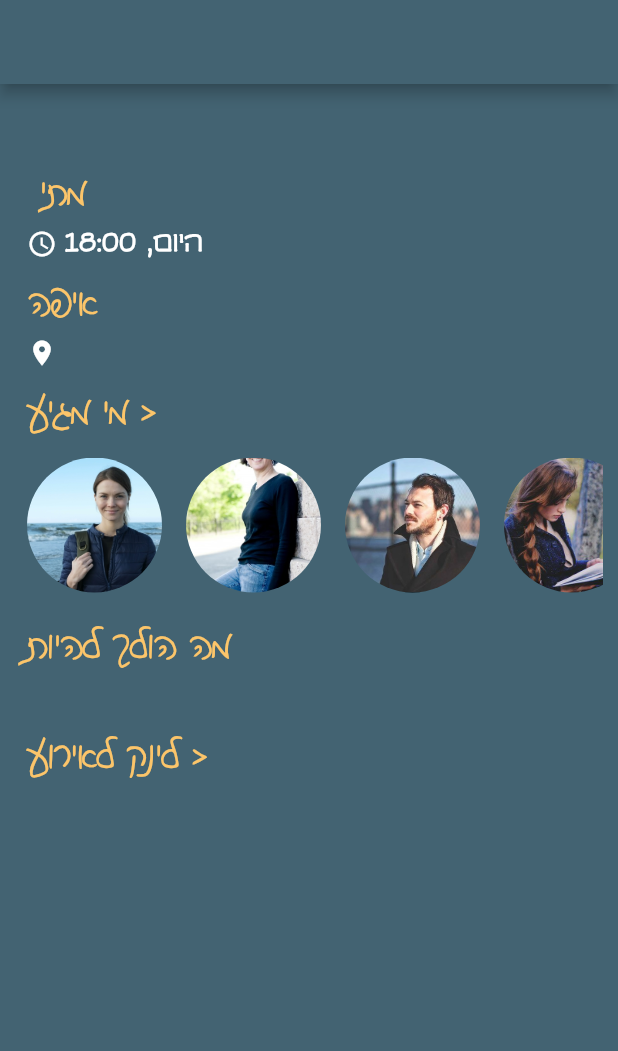
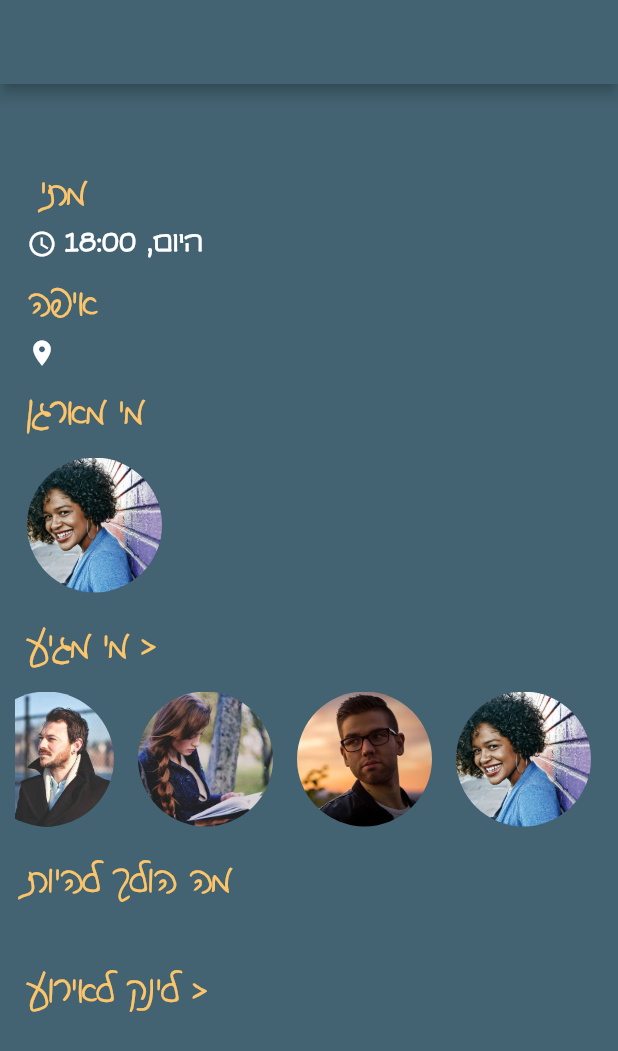
Before and after one commit to lironm16/my-group-events, a Flutter app: the EventDetailsContent screen opened directly, on a phone screen of 412 x 824 dp. Shown: the top 1051 px of the screen. Run offline on Flutter 3.47's test engine with Material 2 defaults, Android fonts, the phone set to English and light mode, and no system bars; our stand-ins replace badges, carousel_slider, datetime_picker_formfield, firebase_auth, firebase_core, firebase_database and 4 more; missing offline and left inert: flutter_form_bloc, flutter_login_facebook, searchable_dropdown; accounts and stored records are empty.

```diff
--- a/lib/ui/event_details/event_details_content.dart
+++ b/lib/ui/event_details/event_details_content.dart
@@ -7,7 +7,6 @@ import 'package:url_launcher/url_launcher.dart';
 
 import '../../model/event.dart';
 import '../../model/guest.dart';
-import '../../styleguide.dart';
 
 class EventDetailsContent extends StatelessWidget {
   launchURL(url) async {
@@ -77,6 +76,28 @@ class EventDetailsContent extends StatelessWidget {
                 iconData: Icons.location_on,
               ),
               EventDetailsLine(
+                title: "מי מארגן",
+                onPressed: () {
+                  Navigator.push(
+                    context,
+                    MaterialPageRoute(
+                      builder: (context) => UsersPage(),
+                    ),
+                  );
+                },
+              ),
+              Padding(
+                padding: const EdgeInsets.all(8),
+                child: ClipOval(
+                  child: Image.asset(
+                    guests[0].imagePath,
+                    width: 90,
+                    height: 90,
+                    fit: BoxFit.cover,
+                  ),
+                ),
+              ),
+              EventDetailsLine(
                 title: "< מי מגיע",
                 onPressed: () {
                   Navigator.push(
@@ -88,7 +109,6 @@ class EventDetailsContent extends StatelessWidget {
                 },
               ),
               SingleChildScrollView(
-                reverse: true,
                 scrollDirection: Axis.horizontal,
                 child: Row(
                   children: <Widget>[
@@ -117,37 +137,6 @@ class EventDetailsContent extends StatelessWidget {
                   String url = "https://pub.dev/packages/url_launcher";
                   launchURL(url);
                 },
-              ),
-              if (event.galleryImages.isNotEmpty)
-                Padding(
-                  padding:
-                      const EdgeInsets.only(right: 16.0, top: 16, bottom: 16),
-                  child: Text(
-                    "גלריה",
-                    style: guestTextStyle,
-                  ),
-                ),
-              SingleChildScrollView(
-                reverse: true,
-                scrollDirection: Axis.horizontal,
-                child: Row(
-                  children: <Widget>[
-                    for (final galleryImagePath in event.galleryImages)
-                      Container(
-                        margin: const EdgeInsets.only(
-                            left: 16, right: 16, bottom: 32),
-                        child: ClipRRect(
-                          borderRadius: BorderRadius.all(Radius.circular(20)),
-                          child: Image.asset(
-                            galleryImagePath,
-                            width: 180,
-                            height: 180,
-                            fit: BoxFit.cover,
-                          ),
-                        ),
-                      ),
-                  ],
-                ),
               ),
             ],
           ),
--- a/lib/ui/homepage/home_page.dart
+++ b/lib/ui/homepage/home_page.dart
@@ -23,7 +23,6 @@ class HomePage extends StatelessWidget {
             ),
             SingleChildScrollView(
               child: Column(
-                crossAxisAlignment: CrossAxisAlignment.end,
                 children: <Widget>[
                   Padding(
                     padding: const EdgeInsets.symmetric(vertical: 24.0),
--- a/pubspec.yaml
+++ b/pubspec.yaml
@@ -43,9 +43,10 @@ dependencies:
   badges: ^1.1.6
   carousel_slider: ^3.0.0
   url_launcher: ^5.7.6
-  flutter_form_bloc: ^0.19.0
+  flutter_form_bloc: ^0.11.0
   searchable_dropdown: ^1.1.3
   datetime_picker_formfield: ^1.0.0
+  image_picker: ^0.6.7+22
 dev_dependencies:
   flutter_test:
     sdk: flutter
```
Also changed, not shown: lib/overview/collapsing_list_tile.dart (+7 -8 lines), lib/ui/homepage/ImageFieldBlocBuilder.dart (added, +132 -0 lines), lib/ui/homepage/add_event.dart (+42 -34 lines), lib/ui/homepage/event_widget.dart (+5 -4 lines), lib/widget/logged_in_widget.dart (+8 -14 lines), pubspec.lock, 4 other files.
